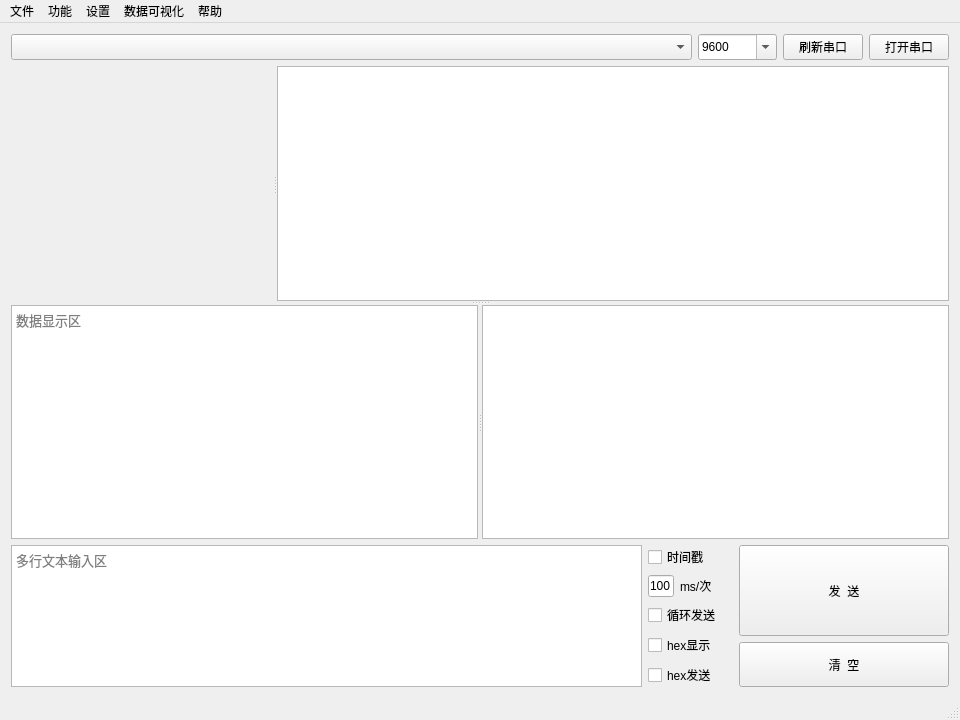
Before: the Qt Designer form ComAssistant/ui/mainwindow.ui in petertheprocess/ComAssistant, drawn with Qt 5.
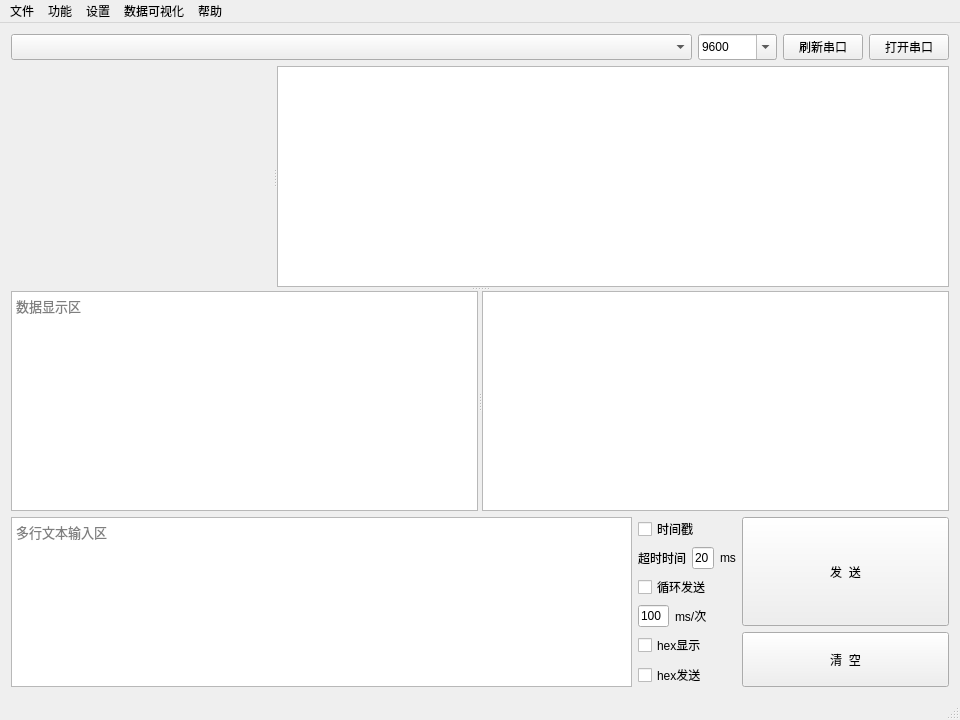
After: the same form once the commit is applied. Custom widgets are drawn as their Qt base class.

Commit message: 时间戳添加超时时间调整。接收功能又调整为了slot模式，可能要测下大数据收发的情况

What changed in the file:
```diff
--- a/ComAssistant/ui/mainwindow.ui
+++ b/ComAssistant/ui/mainwindow.ui
@@ -211,24 +211,31 @@
          </widget>
         </item>
         <item>
-         <layout class="QHBoxLayout" name="horizontalLayout" stretch="1,2">
-          <item>
-           <widget class="QLineEdit" name="sendInterval">
-            <property name="sizePolicy">
-             <sizepolicy hsizetype="Expanding" vsizetype="Expanding">
-              <horstretch>0</horstretch>
-              <verstretch>0</verstretch>
-             </sizepolicy>
-            </property>
-            <property name="text">
-             <string>100</string>
-            </property>
-           </widget>
-          </item>
+         <layout class="QHBoxLayout" name="horizontalLayout" stretch="1,1,1">
           <item>
            <widget class="QLabel" name="label">
             <property name="text">
-             <string>ms/次</string>
+             <string>超时时间</string>
+            </property>
+           </widget>
+          </item>
+          <item>
+           <widget class="QLineEdit" name="timeOut">
+            <property name="sizePolicy">
+             <sizepolicy hsizetype="Expanding" vsizetype="Expanding">
+              <horstretch>0</horstretch>
+              <verstretch>0</verstretch>
+             </sizepolicy>
+            </property>
+            <property name="text">
+             <string>20</string>
+            </property>
+           </widget>
+          </item>
+          <item>
+           <widget class="QLabel" name="label_3">
+            <property name="text">
+             <string>ms</string>
             </property>
            </widget>
           </item>
@@ -247,6 +254,30 @@
           </property>
          </widget>
         </item>
+        <item>
+         <layout class="QHBoxLayout" name="horizontalLayout_2" stretch="1,2">
+          <item>
+           <widget class="QLineEdit" name="sendInterval">
+            <property name="sizePolicy">
+             <sizepolicy hsizetype="Expanding" vsizetype="Expanding">
+              <horstretch>0</horstretch>
+              <verstretch>0</verstretch>
+             </sizepolicy>
+            </property>
+            <property name="text">
+             <string>100</string>
+            </property>
+           </widget>
+          </item>
+          <item>
+           <widget class="QLabel" name="label_2">
+            <property name="text">
+             <string>ms/次</string>
+            </property>
+           </widget>
+          </item>
+         </layout>
+        </item>
         <item>
          <widget class="QCheckBox" name="hexDisplay">
           <property name="sizePolicy">
```
The commit also changes 2 other files.
